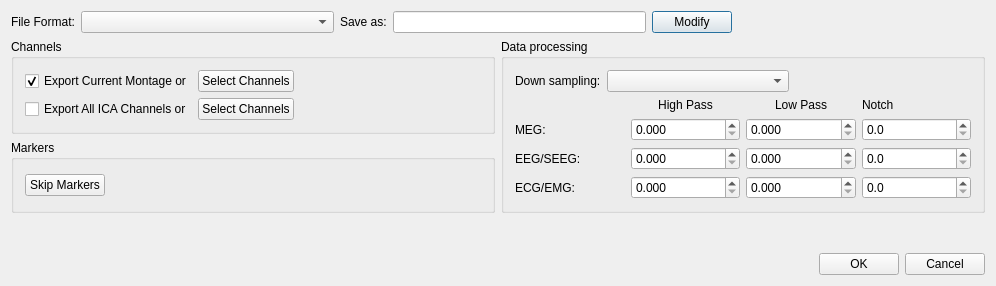
HIP-infrastructure/anywave-code, file src/AnyWave/Process/AwExporterSettings.ui: the form before one commit.
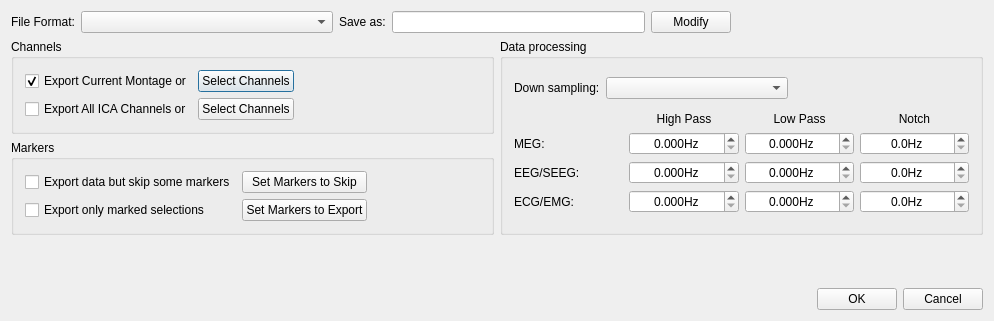
The form after the commit. Icons and pictures are not drawn. Custom widgets are drawn as their Qt base class.

Commit message: Fixed a bug on AwMarler::invertMarkerSelection Selections generated had incorrect ending positions.

The edit to the form file:
```diff
--- a/src/AnyWave/Process/AwExporterSettings.ui
+++ b/src/AnyWave/Process/AwExporterSettings.ui
@@ -6,8 +6,8 @@
    <rect>
     <x>0</x>
     <y>0</y>
-    <width>996</width>
-    <height>286</height>
+    <width>994</width>
+    <height>321</height>
    </rect>
   </property>
   <property name="windowTitle">
@@ -48,7 +48,11 @@
       </widget>
      </item>
      <item>
-      <widget class="QLineEdit" name="lineEditFile"/>
+      <widget class="QLineEdit" name="lineEditFile">
+       <property name="readOnly">
+        <bool>true</bool>
+       </property>
+      </widget>
      </item>
      <item>
       <widget class="QPushButton" name="buttonFile">
@@ -61,6 +65,9 @@
        <property name="text">
         <string>Modify</string>
        </property>
+       <property name="autoDefault">
+        <bool>false</bool>
+       </property>
       </widget>
      </item>
      <item>
@@ -79,7 +86,7 @@
     </layout>
    </item>
    <item>
-    <layout class="QHBoxLayout" name="horizontalLayout_5">
+    <layout class="QHBoxLayout" name="horizontalLayout_3">
      <item>
       <layout class="QVBoxLayout" name="verticalLayout_3">
        <item>
@@ -169,26 +176,63 @@
          <property name="title">
           <string>Markers</string>
          </property>
-         <layout class="QHBoxLayout" name="horizontalLayout_3">
-          <item>
-           <widget class="QPushButton" name="buttonMarkers">
-            <property name="text">
-             <string>Skip Markers</string>
-            </property>
-           </widget>
-          </item>
-          <item>
-           <spacer name="horizontalSpacer_5">
-            <property name="orientation">
-             <enum>Qt::Horizontal</enum>
-            </property>
-            <property name="sizeHint" stdset="0">
-             <size>
-              <width>257</width>
-              <height>20</height>
-             </size>
-            </property>
-           </spacer>
+         <layout class="QGridLayout" name="gridLayout_3">
+          <item row="0" column="1">
+           <layout class="QGridLayout" name="gridLayout_4">
+            <item row="0" column="0">
+             <widget class="QCheckBox" name="checkSkipMarkers">
+              <property name="text">
+               <string>Export data but skip some markers</string>
+              </property>
+             </widget>
+            </item>
+            <item row="1" column="0">
+             <widget class="QCheckBox" name="checkExportMarkers">
+              <property name="text">
+               <string>Export only marked selections</string>
+              </property>
+             </widget>
+            </item>
+            <item row="1" column="1">
+             <widget class="QPushButton" name="buttonExportMarkers">
+              <property name="sizePolicy">
+               <sizepolicy hsizetype="Expanding" vsizetype="Fixed">
+                <horstretch>0</horstretch>
+                <verstretch>0</verstretch>
+               </sizepolicy>
+              </property>
+              <property name="text">
+               <string>Set Markers to Export</string>
+              </property>
+             </widget>
+            </item>
+            <item row="0" column="1">
+             <widget class="QPushButton" name="buttonSkipMarkers">
+              <property name="sizePolicy">
+               <sizepolicy hsizetype="Expanding" vsizetype="Fixed">
+                <horstretch>0</horstretch>
+                <verstretch>0</verstretch>
+               </sizepolicy>
+              </property>
+              <property name="text">
+               <string>Set Markers to Skip</string>
+              </property>
+             </widget>
+            </item>
+            <item row="0" column="2">
+             <spacer name="horizontalSpacer_5">
+              <property name="orientation">
+               <enum>Qt::Horizontal</enum>
+              </property>
+              <property name="sizeHint" stdset="0">
+               <size>
+                <width>40</width>
+                <height>20</height>
+               </size>
+              </property>
+             </spacer>
+            </item>
+           </layout>
           </item>
          </layout>
         </widget>
@@ -245,6 +289,12 @@
          <layout class="QGridLayout" name="gridLayout_2">
           <item row="1" column="4">
            <widget class="QDoubleSpinBox" name="spinMEGNotch">
+            <property name="alignment">
+             <set>Qt::AlignCenter</set>
+            </property>
+            <property name="suffix">
+             <string>Hz</string>
+            </property>
             <property name="decimals">
              <number>1</number>
             </property>
@@ -258,6 +308,9 @@
             <property name="text">
              <string>Notch</string>
             </property>
+            <property name="alignment">
+             <set>Qt::AlignCenter</set>
+            </property>
            </widget>
           </item>
           <item row="0" column="2">
@@ -291,6 +344,12 @@
               <verstretch>0</verstretch>
              </sizepolicy>
             </property>
+            <property name="alignment">
+             <set>Qt::AlignCenter</set>
+            </property>
+            <property name="suffix">
+             <string>Hz</string>
+            </property>
             <property name="decimals">
              <number>3</number>
             </property>
@@ -308,6 +367,12 @@
           </item>
           <item row="3" column="4">
            <widget class="QDoubleSpinBox" name="spinEEGNotch">
+            <property name="alignment">
+             <set>Qt::AlignCenter</set>
+            </property>
+            <property name="suffix">
+             <string>Hz</string>
+            </property>
             <property name="decimals">
              <number>1</number>
             </property>
@@ -318,6 +383,12 @@
           </item>
           <item row="5" column="2">
            <widget class="QDoubleSpinBox" name="spinEMGLP">
+            <property name="alignment">
+             <set>Qt::AlignCenter</set>
+            </property>
+            <property name="suffix">
+             <string>Hz</string>
+            </property>
             <property name="decimals">
              <number>3</number>
             </property>
@@ -334,6 +405,12 @@
               <verstretch>0</verstretch>
              </sizepolicy>
             </property>
+            <property name="alignment">
+             <set>Qt::AlignCenter</set>
+            </property>
+            <property name="suffix">
+             <string>Hz</string>
+            </property>
             <property name="decimals">
              <number>3</number>
             </property>
@@ -351,6 +428,12 @@
           </item>
           <item row="5" column="4">
            <widget class="QDoubleSpinBox" name="spinEMGNotch">
+            <property name="alignment">
+             <set>Qt::AlignCenter</set>
+            </property>
+            <property name="suffix">
+             <string>Hz</string>
+            </property>
             <property name="decimals">
              <number>1</number>
             </property>
@@ -361,6 +444,12 @@
           </item>
           <item row="1" column="1">
            <widget class="QDoubleSpinBox" name="spinMEGHP">
+            <property name="alignment">
+             <set>Qt::AlignCenter</set>
+            </property>
+            <property name="suffix">
+             <string>Hz</string>
+            </property>
             <property name="decimals">
              <number>3</number>
             </property>
@@ -387,6 +476,12 @@
           </item>
           <item row="3" column="1">
            <widget class="QDoubleSpinBox" name="spinEEGHP">
+            <property name="alignment">
+             <set>Qt::AlignCenter</set>
+            </property>
+            <property name="suffix">
+             <string>Hz</string>
+            </property>
             <property name="decimals">
              <number>3</number>
             </property>
@@ -397,6 +492,12 @@
           </item>
           <item row="5" column="1">
            <widget class="QDoubleSpinBox" name="spinEMGHP">
+            <property name="alignment">
+             <set>Qt::AlignCenter</set>
+            </property>
+            <property name="suffix">
+             <string>Hz</string>
+            </property>
             <property name="decimals">
              <number>3</number>
             </property>
@@ -452,6 +553,9 @@
        <property name="text">
         <string>Cancel</string>
        </property>
+       <property name="autoDefault">
+        <bool>false</bool>
+       </property>
       </widget>
      </item>
     </layout>
```
Left out of the diff: 72 changed lines with no effect on the pictures. The commit also changes 10 other files.
